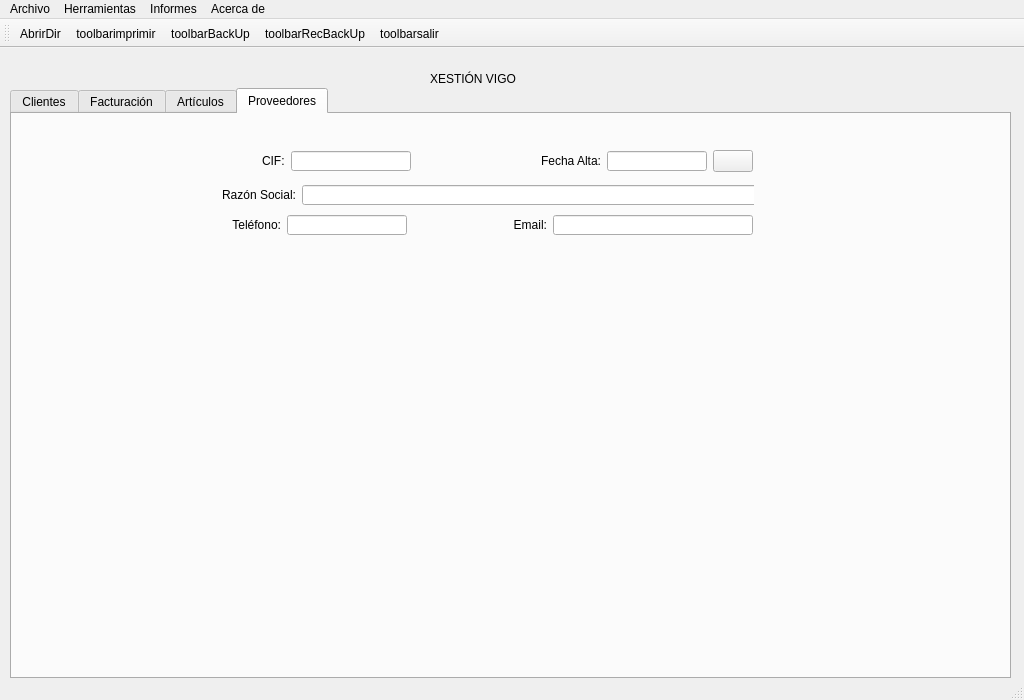
Above: window.ui from AdrianFernandezPerez/fernandezperez before the change. Below: the same form after it.
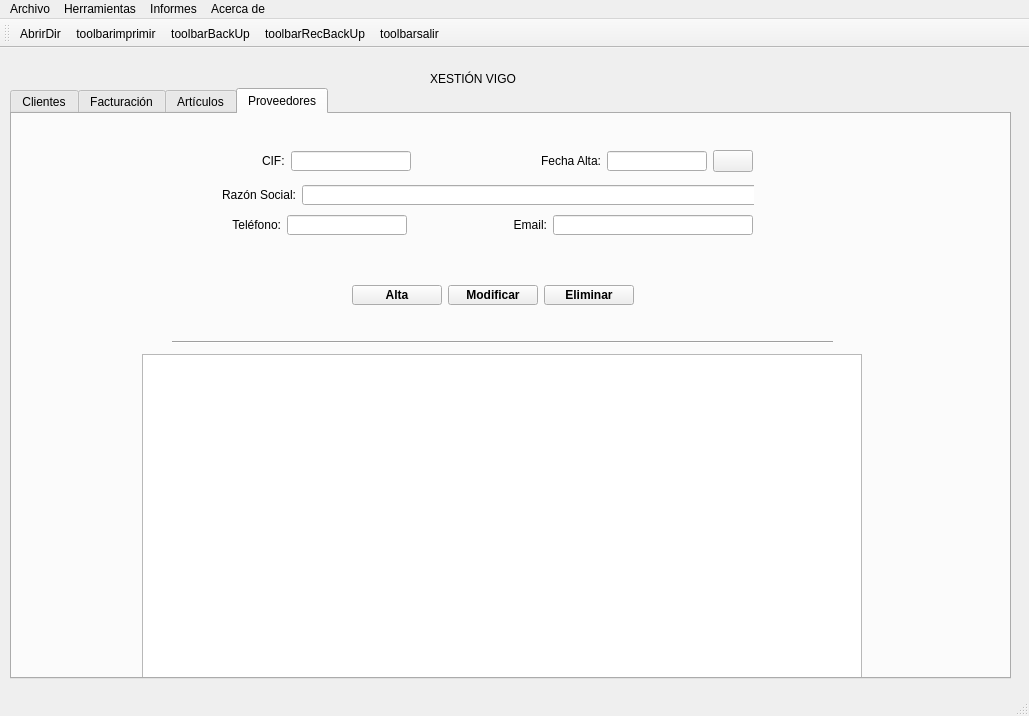
That is the form after the change. Icons and pictures are not drawn.

Commit message: Añadiendo ventana proveedores

Diff of the .ui file:
```diff
--- a/window.ui
+++ b/window.ui
@@ -6,8 +6,8 @@
    <rect>
     <x>0</x>
     <y>0</y>
-    <width>1024</width>
-    <height>700</height>
+    <width>1029</width>
+    <height>716</height>
    </rect>
   </property>
   <property name="windowTitle">
@@ -1125,6 +1125,41 @@
      <attribute name="title">
       <string>Proveedores</string>
      </attribute>
+     <widget class="Line" name="line">
+      <property name="geometry">
+       <rect>
+        <x>160</x>
+        <y>220</y>
+        <width>661</width>
+        <height>16</height>
+       </rect>
+      </property>
+      <property name="orientation">
+       <enum>Qt::Horizontal</enum>
+      </property>
+     </widget>
+     <widget class="QTableWidget" name="tableWidget">
+      <property name="geometry">
+       <rect>
+        <x>130</x>
+        <y>240</y>
+        <width>720</width>
+        <height>350</height>
+       </rect>
+      </property>
+      <property name="minimumSize">
+       <size>
+        <width>720</width>
+        <height>350</height>
+       </size>
+      </property>
+      <property name="maximumSize">
+       <size>
+        <width>720</width>
+        <height>350</height>
+       </size>
+      </property>
+     </widget>
      <widget class="QWidget" name="">
       <property name="geometry">
        <rect>
@@ -1349,6 +1384,96 @@
        </item>
       </layout>
      </widget>
+     <widget class="QWidget" name="">
+      <property name="geometry">
+       <rect>
+        <x>340</x>
+        <y>170</y>
+        <width>284</width>
+        <height>22</height>
+       </rect>
+      </property>
+      <layout class="QHBoxLayout" name="horizontalLayout_14">
+       <item>
+        <widget class="QPushButton" name="btnAltaprov">
+         <property name="minimumSize">
+          <size>
+           <width>90</width>
+           <height>20</height>
+          </size>
+         </property>
+         <property name="maximumSize">
+          <size>
+           <width>90</width>
+           <height>20</height>
+          </size>
+         </property>
+         <property name="font">
+          <font>
+           <pointsize>9</pointsize>
+           <weight>75</weight>
+           <bold>true</bold>
+          </font>
+         </property>
+         <property name="text">
+          <string>Alta</string>
+         </property>
+        </widget>
+       </item>
+       <item>
+        <widget class="QPushButton" name="btnModifprov">
+         <property name="minimumSize">
+          <size>
+           <width>90</width>
+           <height>20</height>
+          </size>
+         </property>
+         <property name="maximumSize">
+          <size>
+           <width>90</width>
+           <height>20</height>
+          </size>
+         </property>
+         <property name="font">
+          <font>
+           <pointsize>9</pointsize>
+           <weight>75</weight>
+           <bold>true</bold>
+          </font>
+         </property>
+         <property name="text">
+          <string>Modificar</string>
+         </property>
+        </widget>
+       </item>
+       <item>
+        <widget class="QPushButton" name="btnBajaprov">
+         <property name="minimumSize">
+          <size>
+           <width>90</width>
+           <height>20</height>
+          </size>
+         </property>
+         <property name="maximumSize">
+          <size>
+           <width>90</width>
+           <height>20</height>
+          </size>
+         </property>
+         <property name="font">
+          <font>
+           <pointsize>9</pointsize>
+           <weight>75</weight>
+           <bold>true</bold>
+          </font>
+         </property>
+         <property name="text">
+          <string>Eliminar</string>
+         </property>
+        </widget>
+       </item>
+      </layout>
+     </widget>
     </widget>
    </widget>
    <widget class="QLabel" name="lblClientes">
@@ -1373,7 +1498,7 @@
     <rect>
      <x>0</x>
      <y>0</y>
-     <width>1024</width>
+     <width>1029</width>
      <height>21</height>
     </rect>
    </property>
```
The commit also changes 1 other file.
